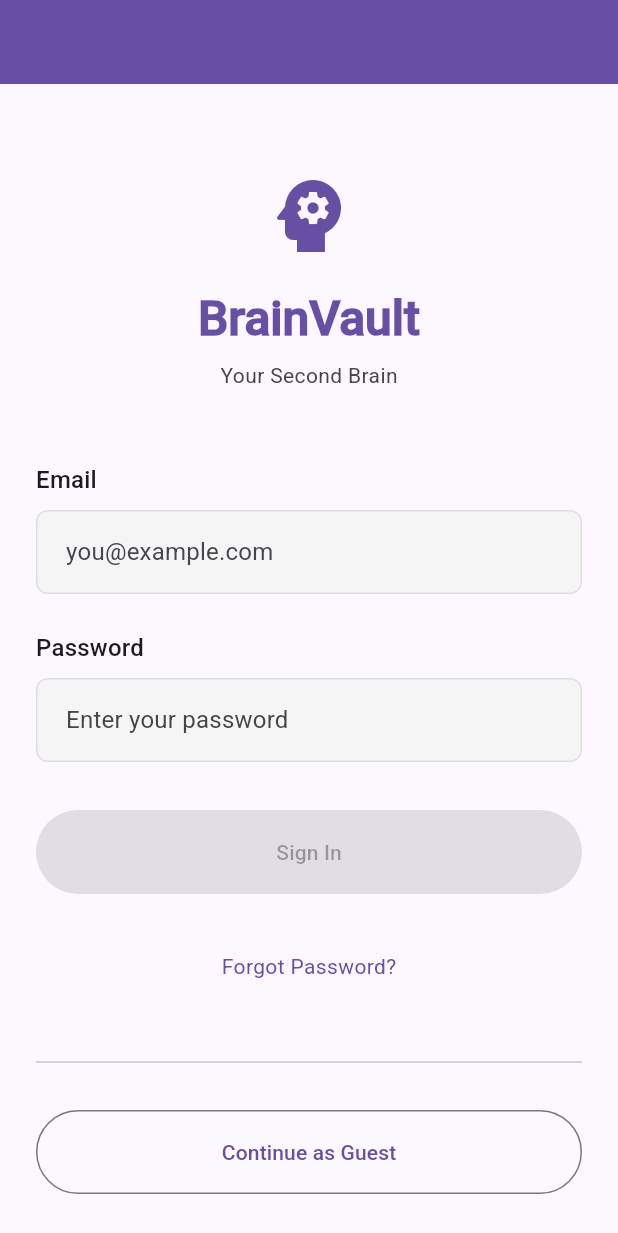
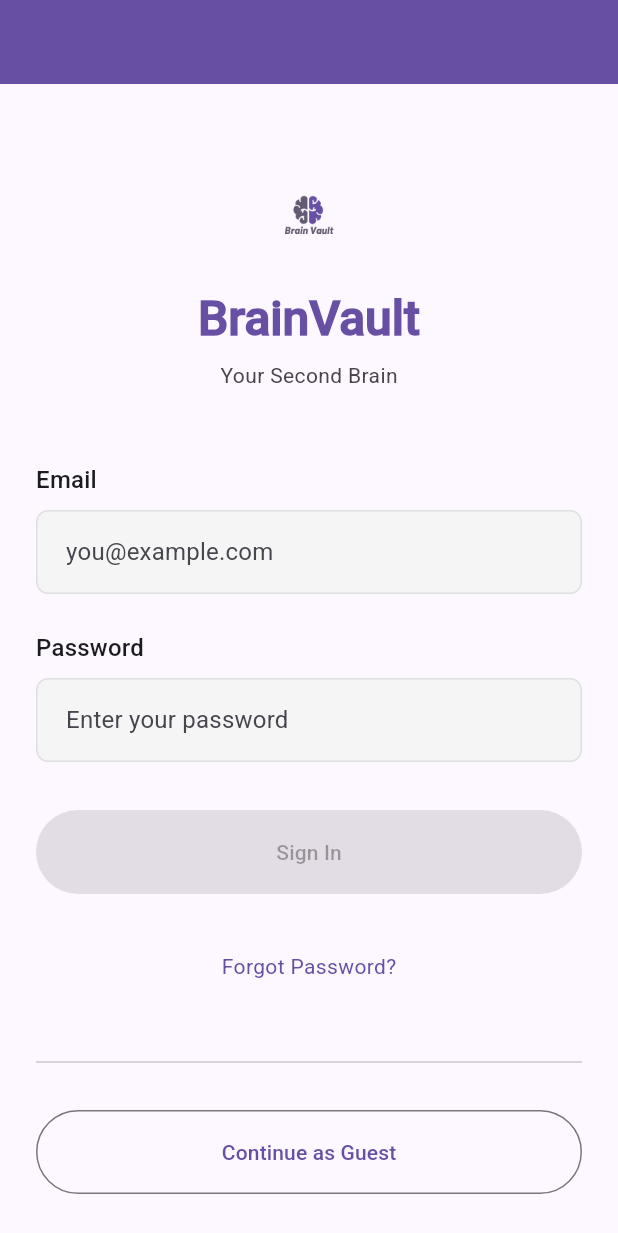
Before and after one commit to AvishkaGihan/brainvault-rag-mobile, a Flutter app: the screen it shows after launch, on a phone screen of 412 x 824 dp. Shown: the top 1233 px of the screen. Run offline on Flutter 3.47's test engine with Material 3 defaults, Android fonts, the phone set to English and light mode, and no system bars; our stand-ins replace cloud_firestore, dio, firebase_auth, firebase_core, flutter_riverpod, go_router and 1 more; accounts and stored records are empty; generated files the repository leaves out were written again.

Commit message:
refactor: replace icon with logo image in login screen

```diff
--- a/mobile/lib/features/auth/presentation/screens/login_screen.dart
+++ b/mobile/lib/features/auth/presentation/screens/login_screen.dart
@@ -55,11 +55,7 @@ class _LoginScreenState extends ConsumerState<LoginScreen> {
                 const SizedBox(height: 32),
 
                 // Logo
-                Icon(
-                  Icons.psychology,
-                  size: 64,
-                  color: Theme.of(context).colorScheme.primary,
-                ),
+                Image.asset('assets/images/logo.png', width: 64, height: 64),
 
                 const SizedBox(height: 16),
 
```
